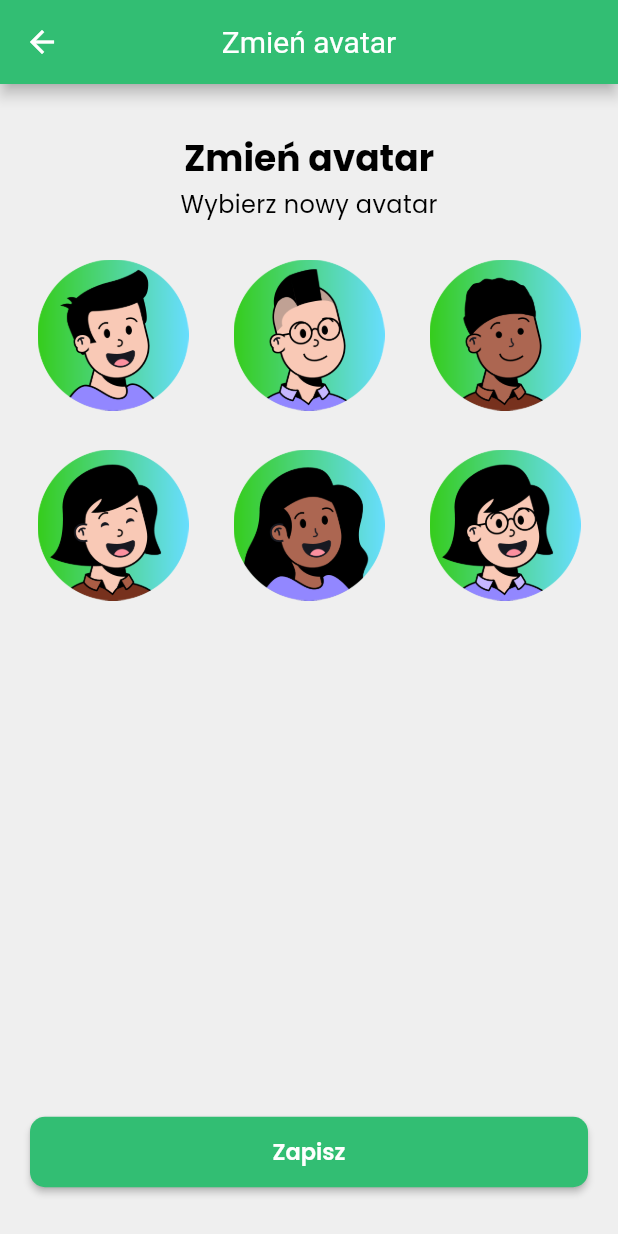
After one commit to gonciuu/scanningworld, a Flutter app: the ChangeAvatarScreen screen opened by its route, after a tap on "Zapisz", on a phone screen of 412 x 824 dp. The commit adds this screen. Run offline on Flutter 3.47's test engine with Material 2 defaults, Android fonts, the phone set to English and light mode, and no system bars; drawn by our look-alikes of flutter_platform_widgets; our stand-ins replace dio, flutter_map, flutter_secure_storage, flutter_svg, google_fonts, latlong2 and 4 more; missing offline and left inert: flutter_lazy_indexed_stack, flutter_map_marker_popup, map_launcher, qr_code_scanner; accounts and stored records are empty; network calls fail.

Commit message:
make choose avatars screen

```diff
--- a/app/lib/main.dart
+++ b/app/lib/main.dart
@@ -8,6 +8,7 @@ import 'package:scanning_world/data/remote/providers/regions_provider.dart';
 import 'package:scanning_world/screens/order_coupon_screen.dart';
 import 'package:scanning_world/screens/place_details_screen.dart';
 import 'package:scanning_world/screens/profile/change_account_data_screen.dart';
+import 'package:scanning_world/screens/profile/change_avatar_screen.dart';
 import 'package:scanning_world/screens/profile/change_password_screen.dart';
 import 'package:scanning_world/screens/scan_qr_code_screen.dart';
 import 'data/remote/providers/auth_provider.dart';
@@ -58,20 +59,22 @@ class MyApp extends StatelessWidget {
         onGenerateRoute: (settings) {
           var routes = <String, WidgetBuilder>{
             '/': (context) => const AuthWrapper(),
-            SignInScreen.routeName: (context) => const SignInScreen(),
-            RegisterScreen.routeName: (context) => const RegisterScreen(),
-            ForgotPasswordScreen.routeName: (context) => ForgotPasswordScreen(),
-            HomeWrapper.routeName: (context) => const HomeWrapper(),
-            EnterPinCodeScreen.routeName: (context) =>
-                const EnterPinCodeScreen(),
-            ChangePasswordScreen.routeName: (context) =>
+            SignInScreen.routeName: (ctx) => const SignInScreen(),
+            RegisterScreen.routeName: (ctx) => const RegisterScreen(),
+            ForgotPasswordScreen.routeName: (ctx) => ForgotPasswordScreen(),
+            HomeWrapper.routeName: (ctx) => const HomeWrapper(),
+            EnterPinCodeScreen.routeName: (ctx) => const EnterPinCodeScreen(),
+            ChangePasswordScreen.routeName: (ctx) =>
                 const ChangePasswordScreen(),
-            ChangeAccountDataScreen.routeName: (context) =>
+            ChangeAccountDataScreen.routeName: (ctx) =>
                 const ChangeAccountDataScreen(),
-            ScanQrCodeScreen.routeName: (context) => const ScanQrCodeScreen(),
+            ScanQrCodeScreen.routeName: (ctx) => const ScanQrCodeScreen(),
             OrderCouponScreen.routeName: (ctx) =>
                 OrderCouponScreen(arguments: settings.arguments),
-            PlaceDetailsScreen.routeName: (ctx) => PlaceDetailsScreen(placeId: settings.arguments as String,),
+            PlaceDetailsScreen.routeName: (ctx) => PlaceDetailsScreen(
+                  placeId: settings.arguments as String,
+                ),
+            ChangeAvatarScreen.routeName: (ctx) => const ChangeAvatarScreen(),
           };
           WidgetBuilder builder = routes[settings.name] ?? routes['/']!;
           return MaterialPageRoute(builder: (ctx) => builder(ctx));
--- a/app/lib/screens/home/map_screen.dart
+++ b/app/lib/screens/home/map_screen.dart
@@ -153,6 +153,7 @@ class _MapScreenState extends State<MapScreen> {
               ),
             ),
             child: ListView.builder(
+              physics: const BouncingScrollPhysics(),
                 itemBuilder: (c, i) {
                   return PlaceItem(
                     place: places[i],
--- a/app/lib/screens/home/profile_screen.dart
+++ b/app/lib/screens/home/profile_screen.dart
@@ -1,6 +1,9 @@
 import 'package:flutter/cupertino.dart';
 import 'package:flutter/material.dart';
 import 'package:flutter_platform_widgets/flutter_platform_widgets.dart';
+import 'package:provider/provider.dart';
+import 'package:scanning_world/data/remote/providers/auth_provider.dart';
+import 'package:scanning_world/screens/profile/change_avatar_screen.dart';
 import 'package:scanning_world/theme/theme.dart';
 import 'package:scanning_world/widgets/common/small_subtitle.dart';
 import 'package:scanning_world/widgets/home/profile/settings_row.dart';
@@ -22,6 +25,7 @@ class _ProfileScreenState extends State<ProfileScreen> {
 
   @override
   Widget build(BuildContext context) {
+    final points = context.select((AuthProvider auth) => auth.user?.points[auth.user?.region.id]) ?? 0;
     return SingleChildScrollView(
         physics: const BouncingScrollPhysics(),
         child: SafeArea(
@@ -34,7 +38,9 @@ class _ProfileScreenState extends State<ProfileScreen> {
                   const BigTitle(text: 'Profil'),
                   const SmallSubtitle(text: 'Edytuj profil'),
                   const SizedBox(height: 24),
-                  Stack(
+                  GestureDetector(
+                    onTap: () => Navigator.of(context).pushNamed(ChangeAvatarScreen.routeName),
+                    child: Stack(
                       children: [
                         CircleAvatar(
                           radius: 60,
@@ -62,6 +68,7 @@ class _ProfileScreenState extends State<ProfileScreen> {
                         ),
                       ],
                     ),
+                  ),
                   Container(
                     margin: const EdgeInsets.only(top: 24),
                     padding:
@@ -69,7 +76,7 @@ class _ProfileScreenState extends State<ProfileScreen> {
                     decoration: BoxDecoration(
                         borderRadius: BorderRadius.circular(100),
                         color: primary[600]),
-                    child: Text('Saldo: 142 punkty',
+                    child: Text('Saldo: $points punkty',
                         style: DefaultTextStyle.of(context).style.copyWith(
                             color: Colors.white,
                             fontSize: 18,
--- a/app/lib/screens/place_details_screen.dart
+++ b/app/lib/screens/place_details_screen.dart
@@ -127,7 +127,7 @@ class PlaceDetailsScreen extends StatelessWidget {
                     crossAxisAlignment: CrossAxisAlignment.start,
                     children: [
                       Text(
-                        place.name,
+                        "${place.name} (${place.points} pkt)",
                         style: const TextStyle(
                             fontWeight: FontWeight.bold, fontSize: 20),
 
--- /dev/null
+++ b/app/lib/screens/profile/change_avatar_screen.dart
@@ -0,0 +1,85 @@
+import 'package:flutter/material.dart';
+import 'package:flutter_platform_widgets/flutter_platform_widgets.dart';
+import 'package:scanning_world/widgets/common/big_title.dart';
+
+import '../../theme/theme.dart';
+
+class ChangeAvatarScreen extends StatefulWidget {
+  const ChangeAvatarScreen({Key? key}) : super(key: key);
+
+  static const routeName = '/change-avatar';
+
+  @override
+  State<ChangeAvatarScreen> createState() => _ChangeAvatarScreenState();
+}
+
+class _ChangeAvatarScreenState extends State<ChangeAvatarScreen> {
+  String? _avatar;
+
+  @override
+  Widget build(BuildContext context) {
+    return PlatformScaffold(
+        appBar: PlatformAppBar(
+          title: const Text('Zmień avatar'),
+          cupertino: (_, __) => CupertinoNavigationBarData(
+              transitionBetweenRoutes: false, previousPageTitle: 'Profil'),
+        ),
+        body: Padding(
+          padding: const EdgeInsets.symmetric(vertical: 32, horizontal: 20),
+          child: Column(
+            crossAxisAlignment: CrossAxisAlignment.center,
+            children: [
+              const BigTitle(text: 'Zmień avatar'),
+              const Text('Wybierz nowy avatar'),
+              const SizedBox(height: 20),
+              Row(
+                children: [
+                  _avatarImage('assets/avatars/male2.png'),
+                  const SizedBox(width: 20),
+                  _avatarImage('assets/avatars/male3.png'),
+                  const SizedBox(width: 20),
+                  _avatarImage('assets/avatars/male1.png'),
+                ],
+              ),
+              const SizedBox(height: 16),
+              Row(
+                children: [
+                  _avatarImage('assets/avatars/female1.png'),
+                  const SizedBox(width: 20),
+                  _avatarImage('assets/avatars/female2.png'),
+                  const SizedBox(width: 20),
+                  _avatarImage('assets/avatars/female3.png'),
+                ],
+              ),
+              const Spacer(),
+              SizedBox(
+                width: double.infinity,
+                child: PlatformElevatedButton(
+                  child: const Text(
+                    'Zapisz',
+                    style: TextStyle(color: Colors.white),
+                  ),
+                  onPressed: () {},
+                ),
+              ),
+            ],
+          ),
+        ));
+  }
+
+  Widget _avatarImage(String name) => Expanded(
+          child: GestureDetector(
+        onTap: () => setState(() => _avatar = name),
+        child: Container(
+            decoration: BoxDecoration(
+              border: Border.all(
+                color: _avatar == name ? primary[900]! : Colors.transparent,
+                width: 5,
+              ),
+              shape: BoxShape.circle,
+            ),
+            child: Image.asset(
+              name,
+            )),
+      ));
+}
--- a/app/pubspec.yaml
+++ b/app/pubspec.yaml
@@ -95,6 +95,7 @@ flutter:
     - assets/sample_logo.svg
     - assets/icons/
     - assets/logo_svg.svg
+    - assets/avatars/
 
 
   # An image asset can refer to one or more resolution-specific "variants", see
```
Also changed, not shown: app/assets/avatars/female1.png (added), app/assets/avatars/female2.png (added), app/assets/avatars/female3.png (added), app/assets/avatars/male1.png (added), app/assets/avatars/male2.png (added), app/assets/avatars/male3.png (added). Lines whose indentation alone changed are shown as unchanged.
